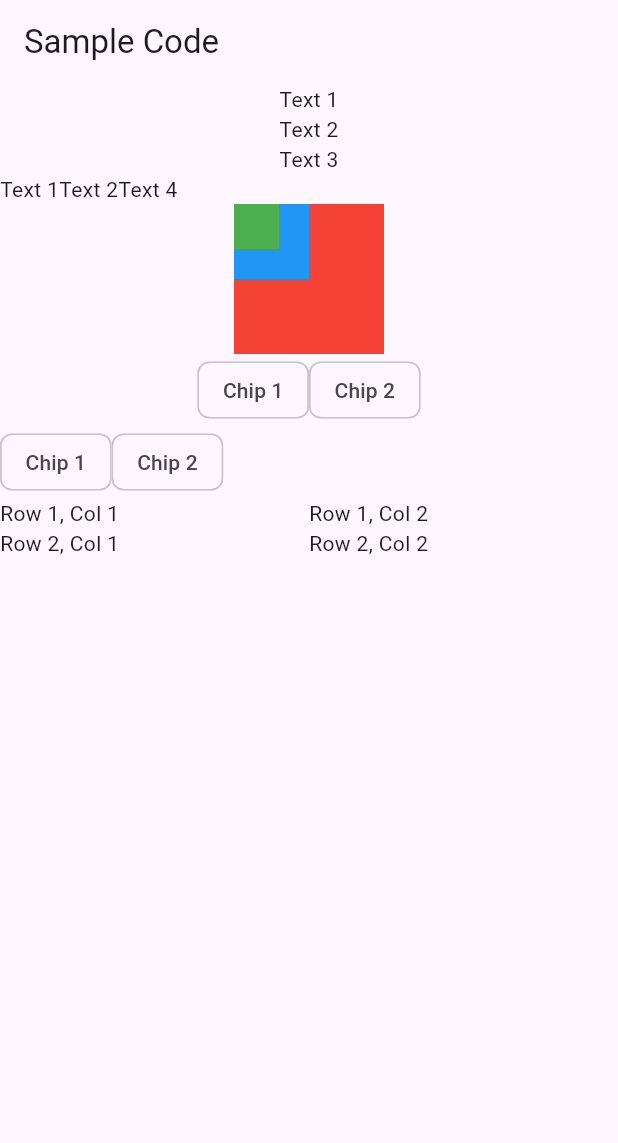
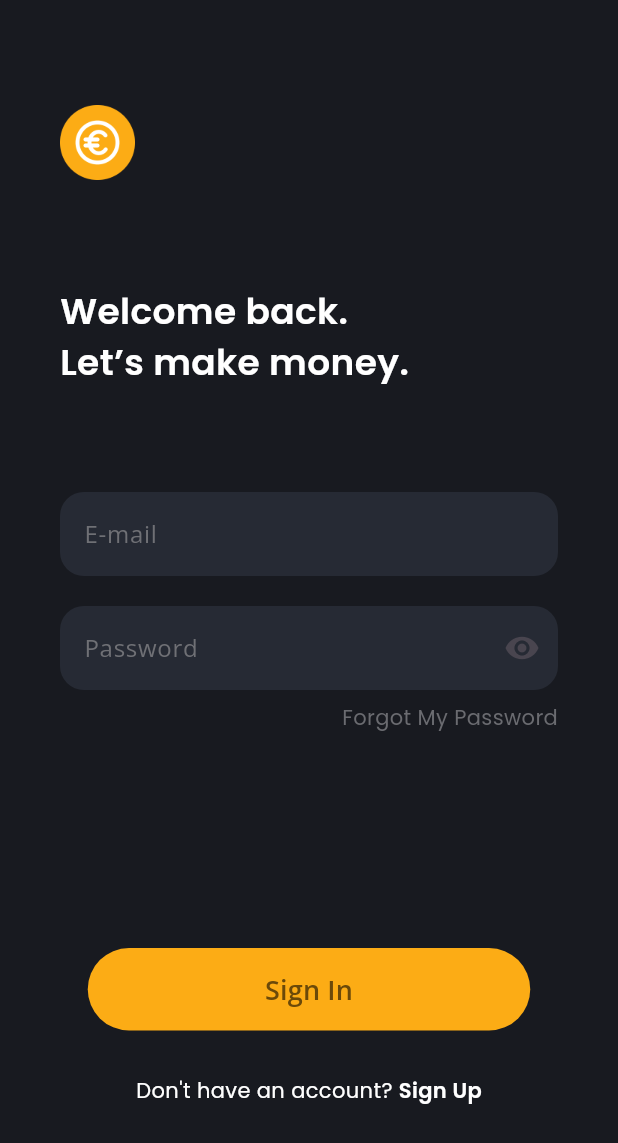
Before and after one commit to dikki-ap/flutter-crash-course, a Flutter app: the screen it shows after launch, on a phone screen of 412 x 824 dp. Shown: the top 1143 px of the screen. Run offline on Flutter 3.47's test engine with Material 3 defaults, Android fonts, the phone set to English and light mode, and no system bars; our stand-ins replace google_fonts.

Commit message:
Add Login Page

```diff
--- a/lib/main.dart
+++ b/lib/main.dart
@@ -1,4 +1,5 @@
 import 'package:flutter/material.dart';
+import 'package:flutter_training/pages/login_page.dart';
 
 void main() {
   runApp(const MyApp());
@@ -11,10 +12,11 @@ class MyApp extends StatelessWidget {
   Widget build(BuildContext context) {
     return MaterialApp(
       title: 'Sample App',
+      debugShowCheckedModeBanner: false,
       theme: ThemeData(
         primarySwatch: Colors.blue,
       ),
-      home: const HomeScreen(),
+      home: const LoginPage(),
     );
   }
 }
--- /dev/null
+++ b/lib/pages/login_page.dart
@@ -0,0 +1,128 @@
+import 'package:flutter/material.dart';
+import 'package:google_fonts/google_fonts.dart';
+
+class LoginPage extends StatelessWidget {
+  const LoginPage({super.key});
+
+  @override
+  Widget build(BuildContext context) {
+    return Scaffold(
+      backgroundColor: const Color(0xff181A20),
+      body: Padding(
+        padding: const EdgeInsets.symmetric(vertical: 70, horizontal: 40),
+        child: Column(
+          crossAxisAlignment: CrossAxisAlignment.start,
+          children: [
+            // Icon
+            Image.asset(
+              'assets/images/icon_money.png',
+              width: 50,
+            ),
+            const SizedBox(
+              height: 70,
+            ),
+
+            // Header Text
+            Text('Welcome back. \nLet’s make money.',
+                style: GoogleFonts.poppins(
+                    color: Colors.white,
+                    fontWeight: FontWeight.w600,
+                    fontSize: 24)),
+            const SizedBox(
+              height: 70,
+            ),
+
+            // E-mail TextField
+            TextFormField(
+              style: GoogleFonts.openSans(color: Colors.white),
+              decoration: InputDecoration(
+                  border: OutlineInputBorder(
+                      borderRadius: BorderRadius.circular(16),
+                      borderSide: BorderSide.none),
+                  fillColor: const Color(0xff262A34),
+                  filled: true,
+                  hintText: 'E-mail',
+                  hintStyle:
+                      GoogleFonts.openSans(color: const Color(0xff6F7075))),
+            ),
+            const SizedBox(
+              height: 20,
+            ),
+
+            // Password TextField
+            TextFormField(
+              obscureText: true, // Use this for "Password" Textfield
+              style: GoogleFonts.openSans(color: Colors.white),
+              decoration: InputDecoration(
+                  border: OutlineInputBorder(
+                      borderRadius: BorderRadius.circular(16),
+                      borderSide: BorderSide.none),
+                  fillColor: const Color(0xff262A34),
+                  filled: true,
+                  hintText: 'Password',
+                  hintStyle:
+                      GoogleFonts.openSans(color: const Color(0xff6F7075)),
+                  suffixIcon: const Icon(Icons.visibility)),
+            ),
+            const SizedBox(
+              height: 8,
+            ),
+
+            // Forgot Password Text
+            Container(
+              alignment: const Alignment(1, 0.75),
+              child: Text(
+                'Forgot My Password',
+                style: GoogleFonts.poppins(color: const Color(0xff6A6B70)),
+              ),
+            ),
+            const SizedBox(
+              height: 144,
+            ),
+
+            // Sign In Button
+            Center(
+              child: SizedBox(
+                width: 295,
+                height: 55,
+                child: TextButton(
+                    style: TextButton.styleFrom(
+                        backgroundColor: const Color(0xffFCAC15)),
+                    onPressed: () {},
+                    child: Text(
+                      'Sign In',
+                      style: GoogleFonts.openSans(
+                          color: const Color(0xff6B4909),
+                          fontWeight: FontWeight.w600,
+                          fontSize: 18),
+                    )),
+              ),
+            ),
+            const SizedBox(
+              height: 30,
+            ),
+
+            // Sign Up Text
+            Row(
+              mainAxisAlignment: MainAxisAlignment.center,
+              children: [
+                Text('Don\'t have an account?',
+                    style: GoogleFonts.poppins(color: Colors.white)),
+                const SizedBox(
+                  width: 4,
+                ),
+                Text(
+                  'Sign Up',
+                  style: GoogleFonts.poppins(
+                    color: Colors.white,
+                    fontWeight: FontWeight.w600,
+                  ),
+                )
+              ],
+            ),
+          ],
+        ),
+      ),
+    );
+  }
+}
```
Also changed, not shown: pubspec.yaml (+4 -4 lines), assets/images/icon_money.png (added), pubspec.lock, 1 other file.
